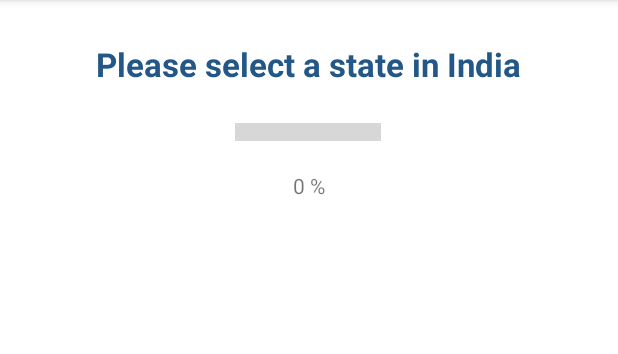
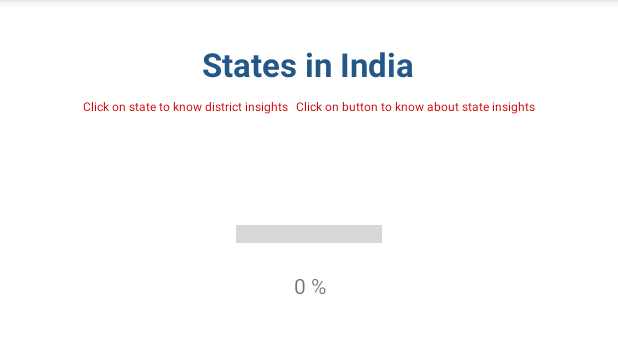
Before and after one commit to shambhavik14/Team43, an Android app: the States screen opened directly, with no data from a screen before it, on a phone screen of 412 x 824 dp, the part 84-438 px from its top. Run offline under Robolectric (Android 15) with nearby library versions, the phone set to English and light mode, and no system bars; 1 statement that could not run was skipped.

Commit message:
Added instruction textview

```diff
--- a/app/src/main/res/layout/activity_states.xml
+++ b/app/src/main/res/layout/activity_states.xml
@@ -9,17 +9,17 @@
     <androidx.recyclerview.widget.RecyclerView
         android:id="@+id/recyclerView"
         android:layout_width="410dp"
-        android:layout_height="550dp"
-        android:layout_marginTop="96dp"
+        android:layout_height="621dp"
+        android:layout_marginTop="52dp"
         app:layout_constraintTop_toBottomOf="@+id/textView"
-        tools:layout_editor_absoluteX="1dp" />
+        tools:layout_editor_absoluteX="-1dp" />
 
     <TextView
         android:id="@+id/textView"
         android:layout_width="wrap_content"
         android:layout_height="wrap_content"
         android:layout_marginTop="28dp"
-        android:text="Please select a state in India"
+        android:text="States in India"
         android:textColor="#225787"
         android:textSize="22dp"
         android:textStyle="bold"
@@ -28,24 +28,48 @@
         app:layout_constraintStart_toStartOf="parent"
         app:layout_constraintTop_toTopOf="parent" />
 
-    <TextView
-        android:id="@+id/progressText"
-        android:layout_width="wrap_content"
-        android:layout_height="wrap_content"
-        android:layout_marginTop="17dp"
-        android:text="TextView"
-        app:layout_constraintEnd_toEndOf="parent"
-        app:layout_constraintStart_toStartOf="parent"
-        app:layout_constraintTop_toBottomOf="@+id/progressBar" />
-
     <ProgressBar
         android:id="@+id/progressBar"
         style="?android:attr/progressBarStyleHorizontal"
         android:layout_width="97dp"
         android:layout_height="15dp"
-        android:layout_marginTop="24dp"
+        android:layout_marginTop="92dp"
         app:layout_constraintEnd_toEndOf="parent"
-        app:layout_constraintHorizontal_bias="0.498"
         app:layout_constraintStart_toStartOf="parent"
         app:layout_constraintTop_toBottomOf="@+id/textView" />
+
+    <TextView
+        android:id="@+id/progressText"
+        android:layout_width="wrap_content"
+        android:layout_height="wrap_content"
+        android:layout_marginTop="16dp"
+        android:text="TextView"
+        app:layout_constraintEnd_toEndOf="parent"
+        app:layout_constraintHorizontal_bias="0.501"
+        app:layout_constraintStart_toStartOf="parent"
+        app:layout_constraintTop_toBottomOf="@+id/progressBar" />
+
+    <TextView
+        android:id="@+id/textView2"
+        android:layout_width="wrap_content"
+        android:layout_height="wrap_content"
+        android:layout_marginStart="55dp"
+        android:layout_marginTop="8dp"
+        android:text="Click on state to know district insights"
+        android:textColor="@android:color/holo_red_dark"
+        android:textSize="8sp"
+        app:layout_constraintStart_toStartOf="parent"
+        app:layout_constraintTop_toBottomOf="@+id/textView" />
+
+    <TextView
+        android:id="@+id/textView3"
+        android:layout_width="wrap_content"
+        android:layout_height="wrap_content"
+        android:layout_marginTop="8dp"
+        android:layout_marginEnd="55dp"
+        android:text="Click on button to know about state insights"
+        android:textColor="@android:color/holo_red_dark"
+        android:textSize="8sp"
+        app:layout_constraintEnd_toEndOf="parent"
+        app:layout_constraintTop_toBottomOf="@+id/textView" />
 </androidx.constraintlayout.widget.ConstraintLayout>
--- a/app/src/main/res/layout/activity_states_layout.xml
+++ b/app/src/main/res/layout/activity_states_layout.xml
@@ -11,13 +11,13 @@
         android:id="@+id/button2"
         android:layout_width="wrap_content"
         android:layout_height="wrap_content"
-        android:layout_marginStart="144dp"
+        android:layout_marginStart="120dp"
         android:layout_marginTop="76dp"
         android:backgroundTint="#175597"
-        android:text="Info"
+        android:text="State Info"
         android:textColor="#FFC107"
         app:layout_constraintEnd_toEndOf="parent"
-        app:layout_constraintHorizontal_bias="0.609"
+        app:layout_constraintHorizontal_bias="0.0"
         app:layout_constraintStart_toEndOf="@+id/stateName"
         app:layout_constraintTop_toTopOf="parent" />
 
```
